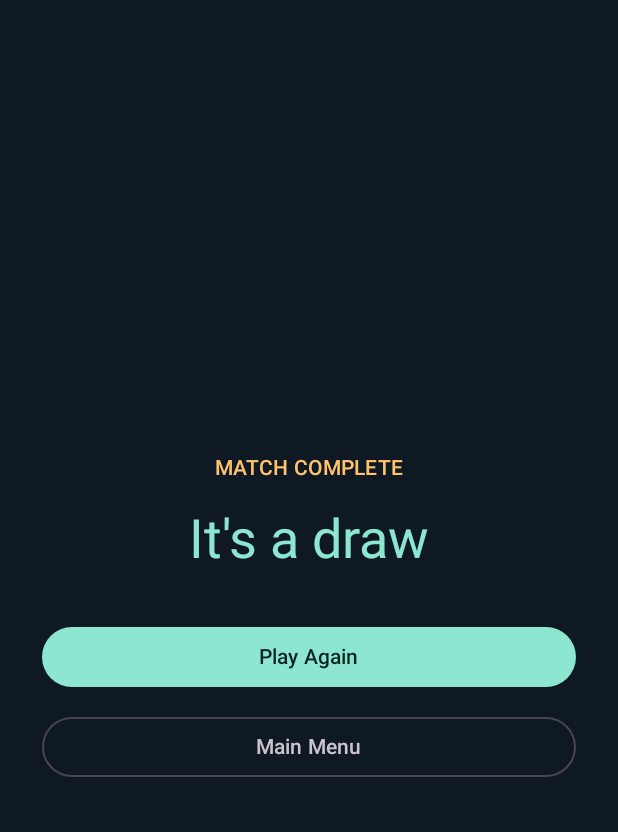
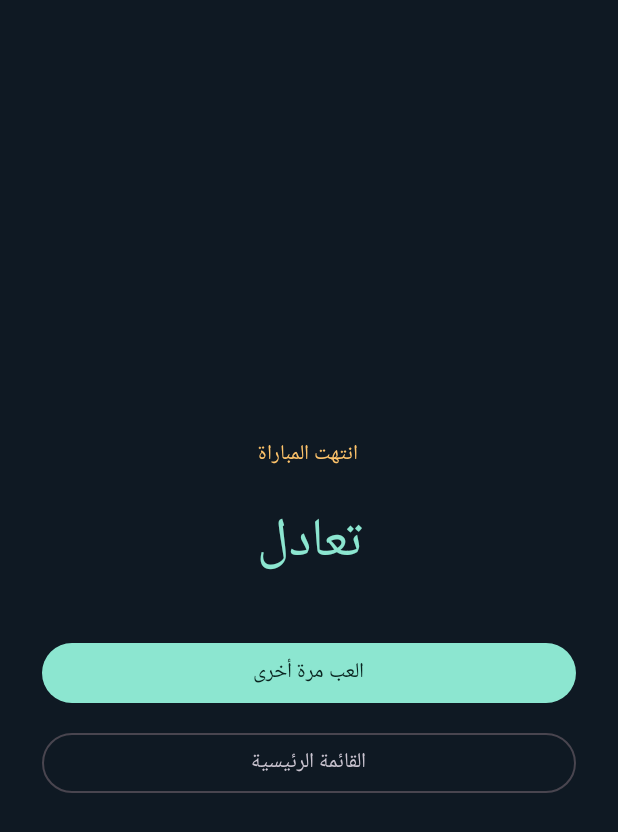
Before and after one commit to mohamedshabankasem-git/XO3D, an Android app built with Jetpack Compose: the composable ResultScreen shown on its own in the app's theme, on a phone screen of 412 x 824 dp. Shown: the top 832 px of the screen. Run offline under Robolectric (Android 15) with nearby library versions, the phone set to English and light mode, and no system bars.

Commit message:
Localize match result screen in Arabic and English

```diff
--- a/app/src/main/java/com/example/xo/ui/screens/ResultScreen.kt
+++ b/app/src/main/java/com/example/xo/ui/screens/ResultScreen.kt
@@ -1,4 +1,5 @@
 package com.example.xo.ui.screens
+
 import androidx.activity.compose.BackHandler
 import androidx.compose.foundation.layout.*
 import androidx.compose.material3.*
@@ -7,19 +8,36 @@ import androidx.compose.ui.Alignment
 import androidx.compose.ui.Modifier
 import androidx.compose.ui.unit.dp
 import com.example.xo.engine.Cell
+import com.example.xo.ui.AppLanguage
+import com.example.xo.ui.translate
 import com.example.xo.ui.game.GameUiState
-@Composable fun ResultScreen(state:GameUiState,onAgain:()->Unit,onHome:()->Unit) {
+
+@Composable
+fun ResultScreen(
+    state: GameUiState,
+    language: AppLanguage,
+    onAgain: () -> Unit,
+    onHome: () -> Unit
+) {
     BackHandler(enabled = true, onBack = onHome)
- val result=when(state.match.board.winner) { Cell.X -> "X wins"; Cell.O -> "O wins"; else -> "It's a draw" }
- Surface(Modifier.fillMaxSize(),color=MaterialTheme.colorScheme.background.copy(alpha = 0.60f)) {
-  Column(Modifier.fillMaxSize().padding(28.dp),horizontalAlignment=Alignment.CenterHorizontally,verticalArrangement=Arrangement.Center) {
-   Text("MATCH COMPLETE",style=MaterialTheme.typography.labelLarge,color=MaterialTheme.colorScheme.secondary)
+    val result = when (state.match.board.winner) {
+        Cell.X -> translate("X wins", language)
+        Cell.O -> translate("O wins", language)
+        else -> translate("It's a draw", language)
+    }
+    Surface(Modifier.fillMaxSize(), color = MaterialTheme.colorScheme.background.copy(alpha = 0.60f)) {
+        Column(
+            Modifier.fillMaxSize().padding(28.dp),
+            horizontalAlignment = Alignment.CenterHorizontally,
+            verticalArrangement = Arrangement.Center
+        ) {
+            Text(translate("MATCH COMPLETE", language), style = MaterialTheme.typography.labelLarge, color = MaterialTheme.colorScheme.secondary)
             Spacer(Modifier.height(16.dp))
-   Text(result,style=MaterialTheme.typography.displaySmall,color=MaterialTheme.colorScheme.primary)
+            Text(result, style = MaterialTheme.typography.displaySmall, color = MaterialTheme.colorScheme.primary)
             Spacer(Modifier.height(32.dp))
-   Button(onClick=onAgain,modifier=Modifier.fillMaxWidth()) { Text("Play Again") }
+            Button(onClick = onAgain, modifier = Modifier.fillMaxWidth()) { Text(translate("Play Again", language)) }
             Spacer(Modifier.height(12.dp))
-   OutlinedButton(onClick=onHome,modifier=Modifier.fillMaxWidth()) { Text("Main Menu") }
+            OutlinedButton(onClick = onHome, modifier = Modifier.fillMaxWidth()) { Text(translate("Main Menu", language)) }
         }
     }
 }
```
Lines whose indentation alone changed are shown as unchanged.
